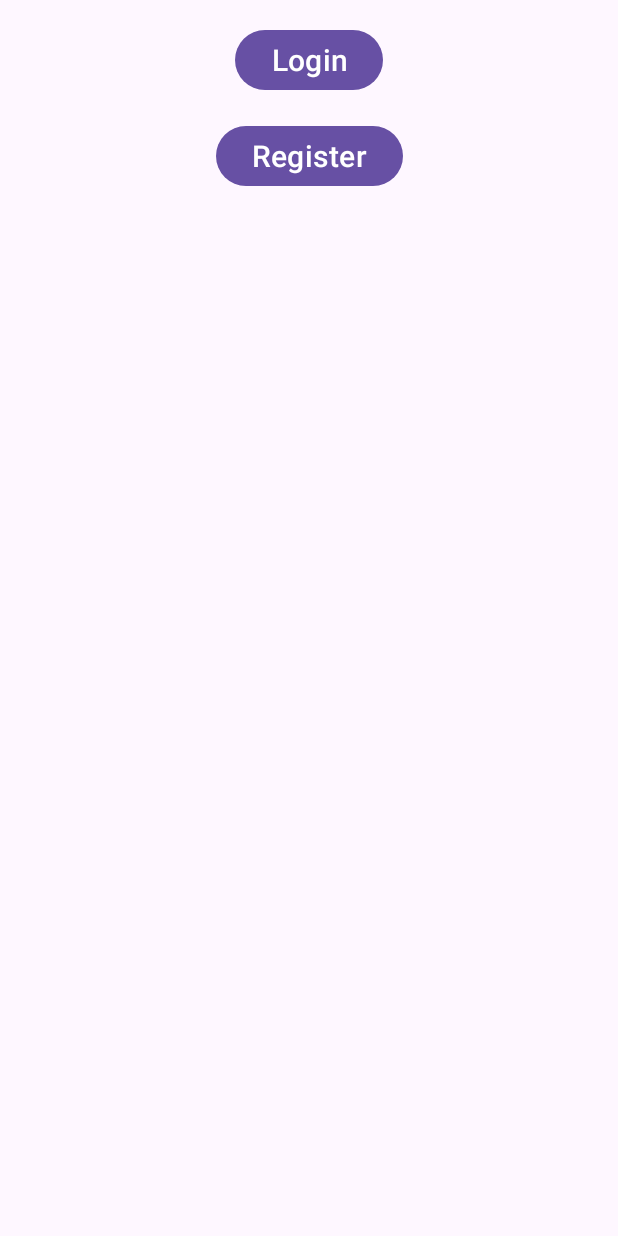
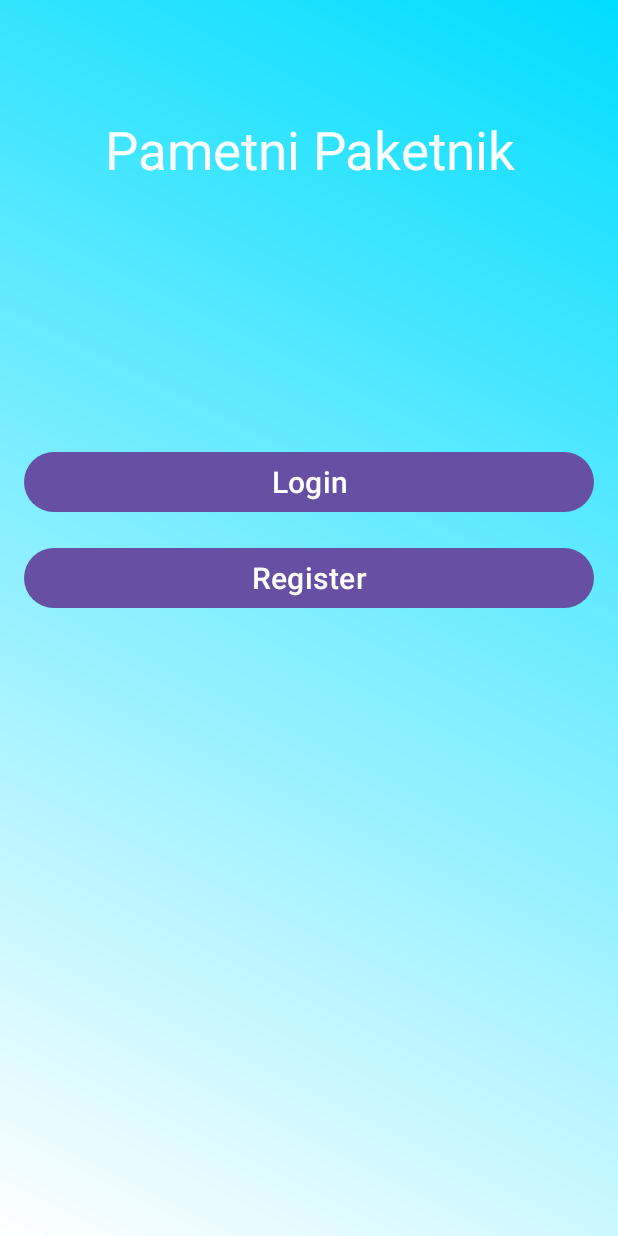
Before and after one commit to Ukiyyy/pjappPro, an Android app: the screen it shows after launch (MainActivity), on a phone screen of 412 x 824 dp. Run offline under Robolectric (Android 15) with nearby library versions, the phone set to English and light mode, and no system bars.

Commit message:
visual changes

```diff
--- /dev/null
+++ b/app/src/main/res/drawable/diagonal_background.xml
@@ -0,0 +1,7 @@
+<shape xmlns:android="http://schemas.android.com/apk/res/android">
+    <gradient
+        android:angle="45"
+        android:startColor="@android:color/white"
+        android:endColor="@android:color/holo_blue_bright"
+        android:type="linear" />
+</shape>
--- a/app/src/main/res/layout/activity_main.xml
+++ b/app/src/main/res/layout/activity_main.xml
@@ -4,29 +4,42 @@
     xmlns:tools="http://schemas.android.com/tools"
     android:layout_width="match_parent"
     android:layout_height="match_parent"
+    android:background="@drawable/diagonal_background"
     tools:context=".OpenActivity">
+
+    <TextView
+        android:id="@+id/textViewTitle"
+        android:layout_width="match_parent"
+        android:layout_height="wrap_content"
+        android:layout_marginTop="60dp"
+        android:gravity="center"
+        android:padding="16dp"
+        android:text="Pametni Paketnik"
+        android:textColor="@color/white"
+        android:textSize="35sp"
+        app:layout_constraintStart_toStartOf="parent"
+        app:layout_constraintTop_toTopOf="parent" />
 
     <Button
         android:id="@+id/buttonLogin"
-        android:layout_width="wrap_content"
+        android:layout_width="match_parent"
         android:layout_height="wrap_content"
+        android:layout_marginTop="158dp"
+        android:layout_marginHorizontal="16dp"
         android:text="Login"
         android:textSize="20sp"
         app:layout_constraintStart_toStartOf="parent"
-        app:layout_constraintEnd_toEndOf="parent"
-        app:layout_constraintTop_toTopOf="parent"
-        android:layout_marginTop="16dp" />
+        app:layout_constraintTop_toBottomOf="@+id/textViewTitle" />
 
     <Button
         android:id="@+id/buttonRegister"
-        android:layout_width="wrap_content"
+        android:layout_width="match_parent"
         android:layout_height="wrap_content"
+        android:layout_marginTop="16dp"
+        android:layout_marginHorizontal="16dp"
         android:text="Register"
         android:textSize="20sp"
-        app:layout_constraintTop_toBottomOf="@id/buttonLogin"
         app:layout_constraintStart_toStartOf="parent"
-        app:layout_constraintEnd_toEndOf="parent"
-        android:layout_marginTop="16dp" />
-
+        app:layout_constraintTop_toBottomOf="@+id/buttonLogin" />
 
 </androidx.constraintlayout.widget.ConstraintLayout>
--- a/app/src/main/res/layout/activity_open.xml
+++ b/app/src/main/res/layout/activity_open.xml
@@ -3,6 +3,7 @@
     xmlns:app="http://schemas.android.com/apk/res-auto"
     xmlns:tools="http://schemas.android.com/tools"
     android:layout_width="match_parent"
+    android:background="@drawable/diagonal_background"
     android:layout_height="match_parent">
 
     <Button
--- a/app/src/main/res/layout/activity_open_statistics.xml
+++ b/app/src/main/res/layout/activity_open_statistics.xml
@@ -3,6 +3,7 @@
     xmlns:app="http://schemas.android.com/apk/res-auto"
     xmlns:tools="http://schemas.android.com/tools"
     android:layout_width="match_parent"
+    android:background="@drawable/diagonal_background"
     android:layout_height="match_parent">
 
     <androidx.recyclerview.widget.RecyclerView
@@ -24,6 +25,7 @@
         android:layout_marginTop="48dp"
         android:text="Casi odprtja paketnika"
         android:textSize="30dp"
+        android:textColor="@color/white"
         app:layout_constraintStart_toStartOf="parent"
         app:layout_constraintTop_toTopOf="parent" />
 
--- a/app/src/main/res/layout/card_open_statistics.xml
+++ b/app/src/main/res/layout/card_open_statistics.xml
@@ -8,7 +8,7 @@
     android:layout_margin="10dp"
     app:cardCornerRadius="25dp"
     app:cardElevation="13dp"
-    android:background="#00539C"
+    android:background="@color/BtnBlue"
     app:cardPreventCornerOverlap="true">
 
     <LinearLayout
@@ -29,7 +29,7 @@
                 android:layout_width="match_parent"
                 android:layout_height="29dp"
                 android:layout_marginTop="3dp"
-                android:background="#00539C"
+                android:background="@color/BtnBlue"
                 app:cornerRadius="10dp"
                 android:fontFamily="sans-serif-black"
                 android:gravity="center"
--- a/app/src/main/res/values/colors.xml
+++ b/app/src/main/res/values/colors.xml
@@ -2,4 +2,5 @@
 <resources>
     <color name="black">#FF000000</color>
     <color name="white">#FFFFFFFF</color>
+    <color name="BtnBlue">#588afc</color>
 </resources>
```
Also changed, not shown: app/src/main/res/layout/activity_login.xml (+29 -13 lines), app/src/main/res/layout/activity_register.xml (+20 -6 lines).
